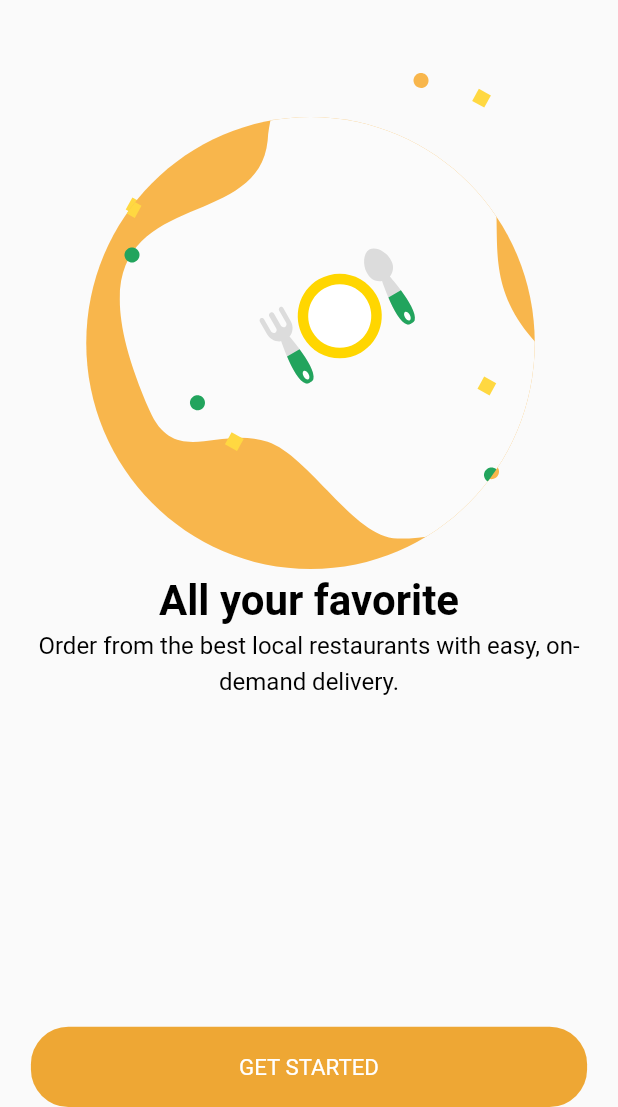
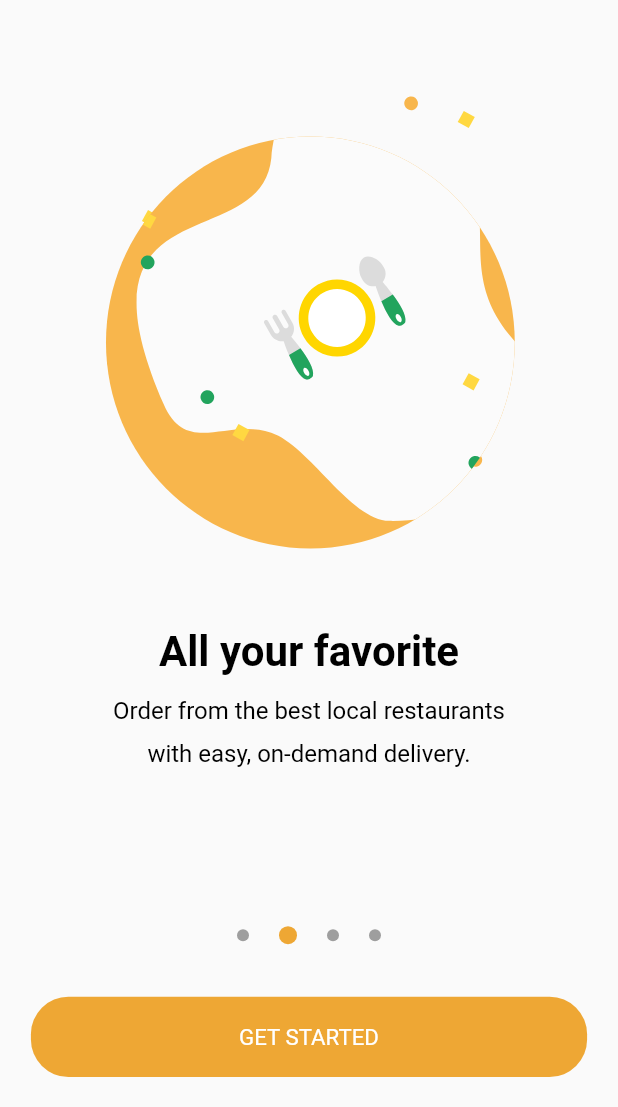
Before and after one commit to bimm1010/food_service, a Flutter app: the screen it shows after launch, swiped to page 2, on a phone screen of 412 x 824 dp, the part 129-1236 px from its top. Run offline on Flutter 3.47's test engine with Material 2 defaults, Android fonts, the phone set to English and light mode, and no system bars; our stand-ins replace flutter_svg.

Commit message:
pageView slide done

```diff
--- a/lib/main.dart
+++ b/lib/main.dart
@@ -1,16 +1,9 @@
-import 'package:flutter/foundation.dart';
 import 'package:flutter/material.dart';
-import 'package:device_preview/device_preview.dart';
 import '/theme/theme.dart';
 import './pages/home_pages.dart';
 
 void main() {
-  runApp(
-    DevicePreview(
-      enabled: !kReleaseMode,
-      builder: ((context) => const MyApp()),
-    ),
-  );
+  runApp(const MyApp());
 }
 
 class MyApp extends StatelessWidget {
@@ -26,8 +19,6 @@ class MyApp extends StatelessWidget {
       ),
       debugShowCheckedModeBanner: false,
       useInheritedMediaQuery: true,
-      locale: DevicePreview.locale(context),
-      builder: DevicePreview.appBuilder,
       initialRoute: '$GettingStartedScreen',
       routes: {
         '$GettingStartedScreen': (_) => GettingStartedScreen(),
--- a/lib/model/item_slide_list.dart
+++ b/lib/model/item_slide_list.dart
@@ -29,7 +29,7 @@ final listSlide = [
           'Free delivery for new customers via Apple Pay and others payment methods.'),
   Slide(
       imageURL: 'assets/images/bg4_image.svg',
-      title: 'Choose your foodWelcome',
+      title: 'Choose your food',
       description:
           'Easily find your type of food craving and you’ll get delivery in wide range.'),
 ];
--- a/lib/pages/home_pages.dart
+++ b/lib/pages/home_pages.dart
@@ -1,13 +1,52 @@
+import 'dart:async';
+
 import 'package:flutter/material.dart';
 import 'package:tamang_food_service/model/item_slide_list.dart';
 import 'package:tamang_food_service/widget/getting_started_screen/slidePage/slide_page.dart';
 import '../widget/getting_started_screen/logo_title_started/logo_title_started.dart';
 import '../widget/getting_started_screen/button_started/button_started.dart';
+import '../widget/getting_started_screen/slidePage/slide_dot.dart';
 
-class GettingStartedScreen extends StatelessWidget {
+class GettingStartedScreen extends StatefulWidget {
+  const GettingStartedScreen({super.key});
+
+  @override
+  State<GettingStartedScreen> createState() => _GettingStartedScreenState();
+}
+
+class _GettingStartedScreenState extends State<GettingStartedScreen> {
+  int _currentPage = 0;
   final PageController _pageController = PageController(initialPage: 0);
 
-  GettingStartedScreen({super.key});
+  @override
+  void initState() {
+    super.initState();
+    Timer.periodic(const Duration(seconds: 5), (Timer timer) {
+      if (_currentPage < 3) {
+        _currentPage++;
+      } else {
+        _currentPage = 0;
+      }
+
+      _pageController.animateToPage(
+        _currentPage,
+        duration: const Duration(milliseconds: 300),
+        curve: Curves.easeIn,
+      );
+    });
+  }
+
+  @override
+  void dispose() {
+    super.dispose();
+    _pageController.dispose();
+  }
+
+  _onPageChange(int index) {
+    setState(() {
+      _currentPage = index;
+    });
+  }
 
   @override
   Widget build(BuildContext context) {
@@ -18,13 +57,34 @@ class GettingStartedScreen extends StatelessWidget {
             const LogoTitle(),
             Expanded(
               child: Stack(
+                alignment: AlignmentDirectional.bottomCenter,
                 children: [
                   PageView.builder(
                     scrollDirection: Axis.horizontal,
                     controller: _pageController,
+                    onPageChanged: _onPageChange,
                     itemCount: listSlide.length,
                     itemBuilder: (context, index) => SlideItem(index),
-                  )
+                  ),
+                  Stack(
+                    alignment: AlignmentDirectional.topStart,
+                    children: [
+                      Container(
+                        margin: const EdgeInsets.only(bottom: 35),
+                        child: Row(
+                          mainAxisSize: MainAxisSize.min,
+                          mainAxisAlignment: MainAxisAlignment.center,
+                          children: [
+                            for (int i = 0; i < listSlide.length; i++)
+                              if (i == _currentPage)
+                                SlideDot(true)
+                              else
+                                SlideDot(false)
+                          ],
+                        ),
+                      ),
+                    ],
+                  ),
                 ],
               ),
             ),
--- a/lib/widget/getting_started_screen/button_started/button_started.dart
+++ b/lib/widget/getting_started_screen/button_started/button_started.dart
@@ -9,7 +9,9 @@ class ButtonStarted extends StatelessWidget {
   @override
   Widget build(BuildContext context) {
     final size = MediaQuery.of(context).size;
-    return ElevatedButton(
+    return Padding(
+      padding: const EdgeInsets.only(bottom: 20),
+      child: ElevatedButton(
         onPressed: () {},
         style: ButtonStyle(
             shape: MaterialStateProperty.all(
@@ -28,6 +30,7 @@ class ButtonStarted extends StatelessWidget {
               ),
             )),
         child: const Text('GET STARTED'),
+      ),
     );
   }
 }
--- /dev/null
+++ b/lib/widget/getting_started_screen/slidePage/slide_dot.dart
@@ -0,0 +1,22 @@
+import 'package:flutter/material.dart';
+
+class SlideDot extends StatelessWidget {
+  bool isActive;
+  SlideDot(this.isActive);
+  @override
+  Widget build(BuildContext context) {
+    return AnimatedContainer(
+      duration: const Duration(
+        milliseconds: 150,
+      ),
+      margin: const EdgeInsets.symmetric(horizontal: 10),
+      height: isActive ? 12 : 8,
+      width: isActive ? 12 : 8,
+      decoration: BoxDecoration(
+          color: isActive ? Theme.of(context).primaryColor : Colors.grey,
+          borderRadius: const BorderRadius.all(
+            Radius.circular(12),
+          )),
+    );
+  }
+}
--- a/lib/widget/getting_started_screen/slidePage/slide_page.dart
+++ b/lib/widget/getting_started_screen/slidePage/slide_page.dart
@@ -10,8 +10,18 @@ class SlideItem extends StatelessWidget {
   Widget build(BuildContext context) {
     return Column(
       children: [
-        SvgPicture.asset(listSlide[index].imageURL),
-        RichText(
+        Padding(
+          padding: const EdgeInsets.only(top: 20, bottom: 30),
+          child: SvgPicture.asset(
+            listSlide[index].imageURL,
+            width: 350,
+            height: 350,
+            fit: BoxFit.scaleDown,
+          ),
+        ),
+        FractionallySizedBox(
+          widthFactor: 0.7,
+          child: RichText(
             textAlign: TextAlign.center,
             text: TextSpan(
               text: listSlide[index].title,
@@ -19,6 +29,7 @@ class SlideItem extends StatelessWidget {
                 color: Colors.black,
                 fontSize: 28,
                 fontWeight: FontWeight.bold,
+                height: 2,
               ),
               children: [
                 const TextSpan(
@@ -29,10 +40,11 @@ class SlideItem extends StatelessWidget {
                   style: const TextStyle(
                     fontSize: 16,
                     fontWeight: FontWeight.w400,
-                  height: 1.5,
+                    height: 1.8,
                   ),
                 ),
               ],
+            ),
           ),
         )
       ],
--- a/pubspec.yaml
+++ b/pubspec.yaml
@@ -20,7 +20,7 @@ publish_to: 'none' # Remove this line if you wish to publish to pub.dev
 version: 1.0.0+1
 
 environment:
-  sdk: '>=2.18.6 <3.0.0'
+  sdk: '>=2.18.5 <3.0.0'
 
 # Dependencies specify other packages that your package needs in order to work.
 # To automatically upgrade your package dependencies to the latest versions
```
Also changed, not shown: assets/images/bg1_image.svg, pubspec.lock, 12 other files. Lines whose indentation alone changed are shown as unchanged.
